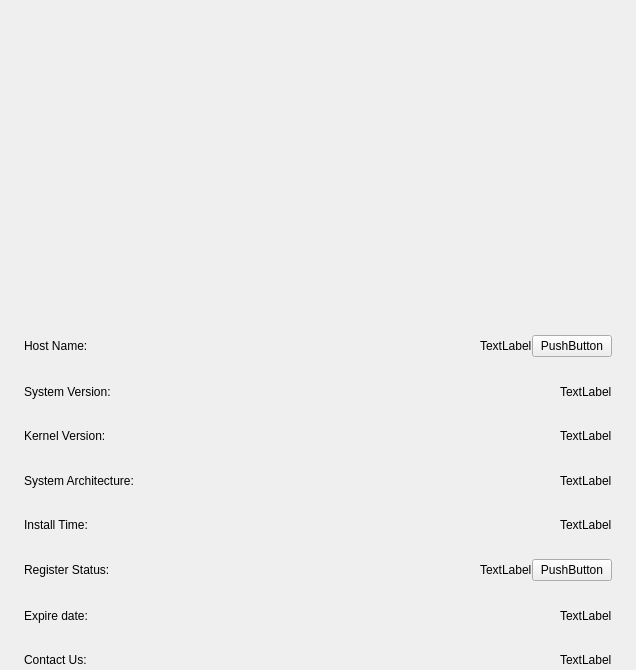
First picture: the form in src/system-information-widget.ui, repository openeuler-mirror/kiran-control-panel, before the edit.
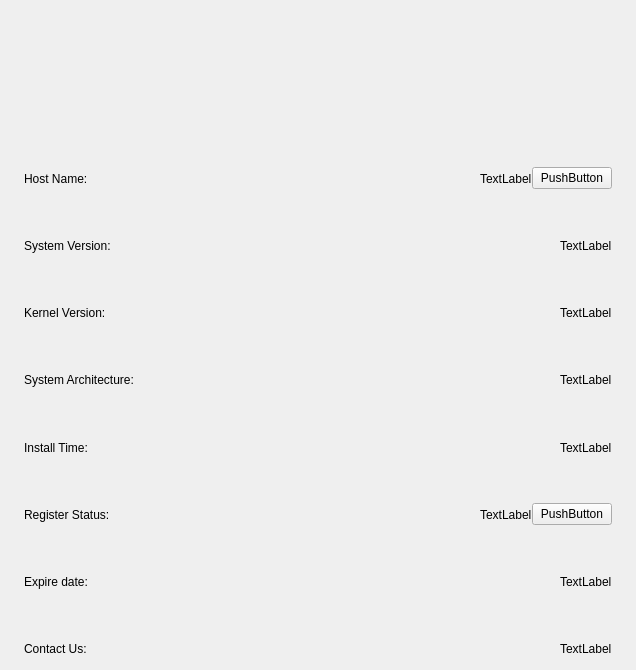
Second picture: the form after the edit.

```diff
--- a/src/system-information-widget.ui
+++ b/src/system-information-widget.ui
@@ -30,7 +30,20 @@
     <number>0</number>
    </property>
    <item>
-    <widget class="QWidget" name="widget_logo" native="true"/>
+    <widget class="QWidget" name="widget_logo" native="true">
+     <property name="minimumSize">
+      <size>
+       <width>0</width>
+       <height>157</height>
+      </size>
+     </property>
+     <property name="maximumSize">
+      <size>
+       <width>16777215</width>
+       <height>157</height>
+      </size>
+     </property>
+    </widget>
    </item>
    <item>
     <widget class="QWidget" name="widget_content" native="true">
```
